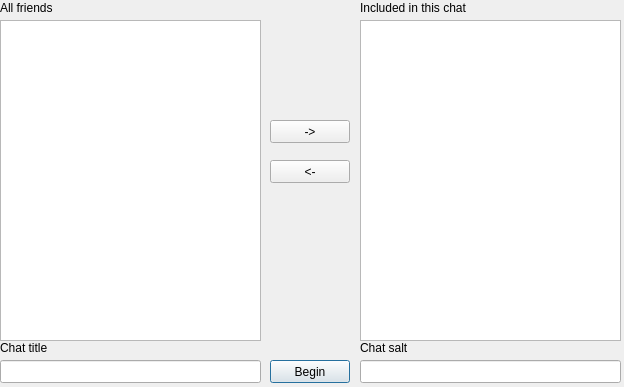
First picture: the form in form_gui/chatinit.ui, repository ExarchD/DNTencrypt, before the edit.
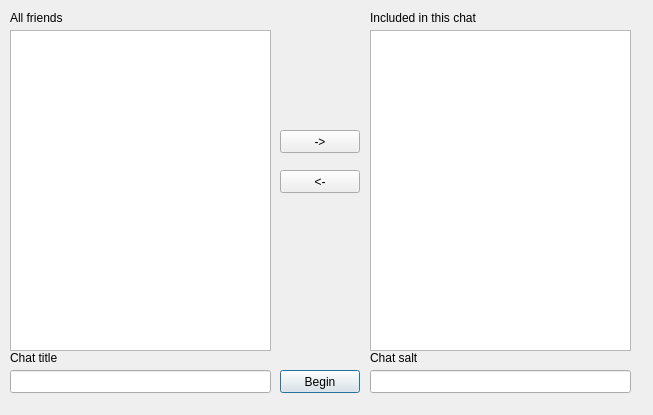
Second picture: the form after the edit.

Commit message: adds some features to the chatinit ui

What changed in the file:
```diff
--- a/form_gui/chatinit.ui
+++ b/form_gui/chatinit.ui
@@ -6,8 +6,8 @@
    <rect>
     <x>0</x>
     <y>0</y>
-    <width>624</width>
-    <height>387</height>
+    <width>653</width>
+    <height>415</height>
    </rect>
   </property>
   <property name="windowTitle">
@@ -16,8 +16,8 @@
   <widget class="QLabel" name="label_4">
    <property name="geometry">
     <rect>
-     <x>360</x>
-     <y>340</y>
+     <x>370</x>
+     <y>350</y>
      <width>221</width>
      <height>16</height>
     </rect>
@@ -29,8 +29,8 @@
   <widget class="QLabel" name="label">
    <property name="geometry">
     <rect>
-     <x>0</x>
-     <y>0</y>
+     <x>10</x>
+     <y>10</y>
      <width>221</width>
      <height>16</height>
     </rect>
@@ -42,8 +42,8 @@
   <widget class="QPushButton" name="beginb">
    <property name="geometry">
     <rect>
-     <x>270</x>
-     <y>360</y>
+     <x>280</x>
+     <y>370</y>
      <width>80</width>
      <height>23</height>
     </rect>
@@ -55,8 +55,8 @@
   <widget class="QPushButton" name="includeb">
    <property name="geometry">
     <rect>
-     <x>270</x>
-     <y>120</y>
+     <x>280</x>
+     <y>130</y>
      <width>80</width>
      <height>23</height>
     </rect>
@@ -68,8 +68,8 @@
   <widget class="QLabel" name="label_3">
    <property name="geometry">
     <rect>
-     <x>0</x>
-     <y>340</y>
+     <x>10</x>
+     <y>350</y>
      <width>221</width>
      <height>16</height>
     </rect>
@@ -81,8 +81,8 @@
   <widget class="QLineEdit" name="chattitle">
    <property name="geometry">
     <rect>
-     <x>0</x>
-     <y>360</y>
+     <x>10</x>
+     <y>370</y>
      <width>261</width>
      <height>23</height>
     </rect>
@@ -91,8 +91,8 @@
   <widget class="QLineEdit" name="chatsalt">
    <property name="geometry">
     <rect>
-     <x>360</x>
-     <y>360</y>
+     <x>370</x>
+     <y>370</y>
      <width>261</width>
      <height>23</height>
     </rect>
@@ -101,8 +101,8 @@
   <widget class="QListWidget" name="chatlist">
    <property name="geometry">
     <rect>
-     <x>360</x>
-     <y>20</y>
+     <x>370</x>
+     <y>30</y>
      <width>261</width>
      <height>321</height>
     </rect>
@@ -111,8 +111,8 @@
   <widget class="QListWidget" name="friendlist">
    <property name="geometry">
     <rect>
-     <x>0</x>
-     <y>20</y>
+     <x>10</x>
+     <y>30</y>
      <width>261</width>
      <height>321</height>
     </rect>
@@ -121,8 +121,8 @@
   <widget class="QLabel" name="label_2">
    <property name="geometry">
     <rect>
-     <x>360</x>
-     <y>0</y>
+     <x>370</x>
+     <y>10</y>
      <width>221</width>
      <height>16</height>
     </rect>
@@ -134,8 +134,8 @@
   <widget class="QPushButton" name="excludeb">
    <property name="geometry">
     <rect>
-     <x>270</x>
-     <y>160</y>
+     <x>280</x>
+     <y>170</y>
      <width>80</width>
      <height>23</height>
     </rect>
```
The commit also changes 5 other files.
